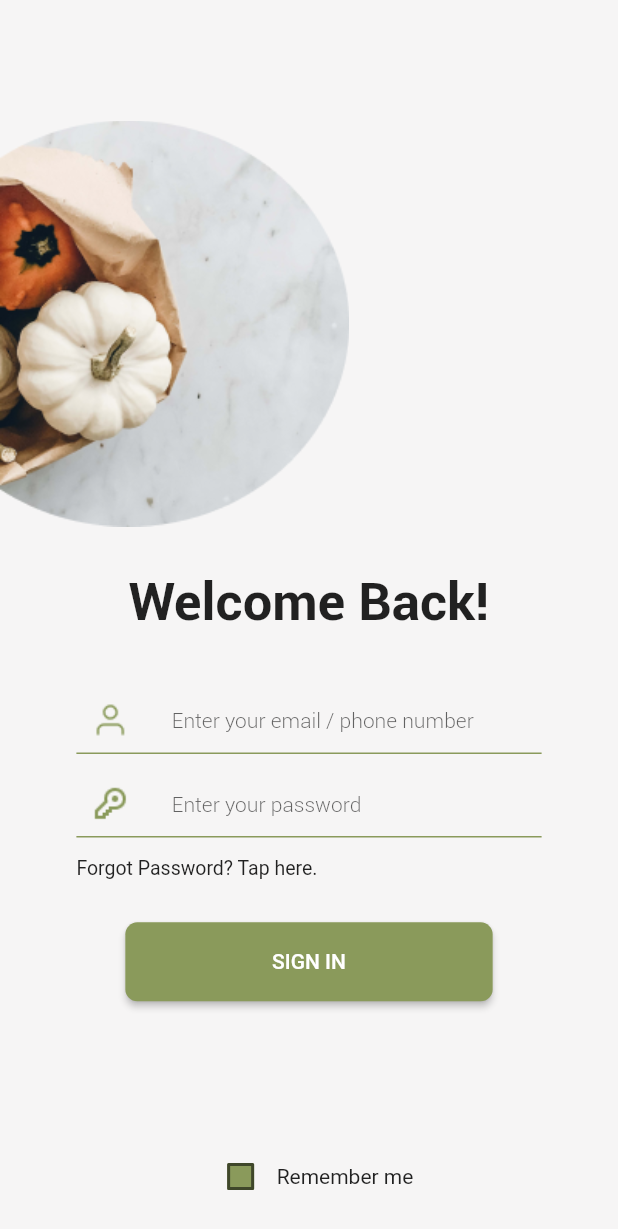
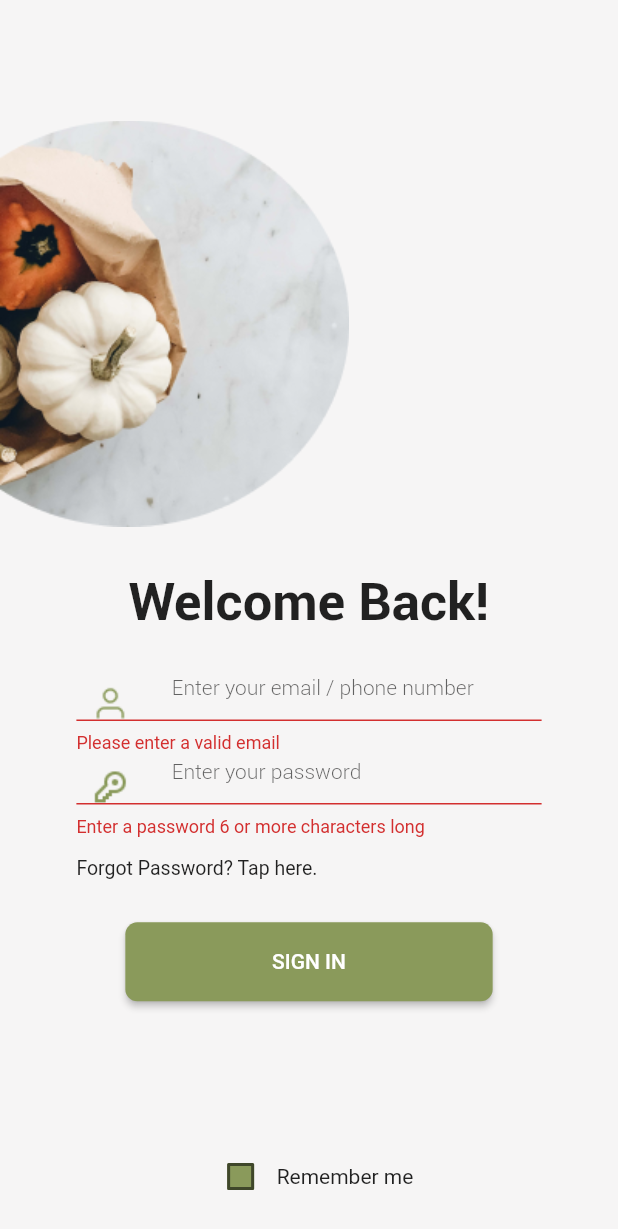
Before and after one commit to JosuX/Repast_Rush, a Flutter app: the SignInPage screen opened directly with empty values, after a tap on "SIGN IN", on a phone screen of 412 x 824 dp. Shown: the top 1229 px of the screen. Run offline on Flutter 3.47's test engine with Material 2 defaults, Android fonts, the phone set to English and light mode, and no system bars; drawn by our look-alikes of auto_size_text; our stand-ins replace firebase_auth, firebase_core, introduction_screen; accounts and stored records are empty.

Commit message:
Finished User Authentication

```diff
--- a/lib/screens/authenticate/IntroPage.dart
+++ b/lib/screens/authenticate/IntroPage.dart
@@ -3,8 +3,6 @@
 import 'package:auto_size_text/auto_size_text.dart';
 import 'package:flutter/material.dart';
 import 'package:introduction_screen/introduction_screen.dart';
-
-import 'package:repast_rush/screens/authenticate/WelcomePage.dart';
 
 class IntroPage extends StatefulWidget {
   final Function toggleView;
--- a/lib/screens/authenticate/SignInPage.dart
+++ b/lib/screens/authenticate/SignInPage.dart
@@ -2,8 +2,7 @@
 
 import 'package:auto_size_text/auto_size_text.dart';
 import 'package:flutter/material.dart';
-import 'package:repast_rush/screens/authenticate/WelcomePage.dart';
-import 'package:repast_rush/screens/home/home.dart';
+import 'package:repast_rush/screens/authenticate/SignUpPage.dart';
 import 'package:repast_rush/services/auth.dart';
 
 class SignInPage extends StatefulWidget {
@@ -16,9 +15,11 @@ class SignInPage extends StatefulWidget {
 
 class _SignInPageState extends State<SignInPage> {
   final AuthService _auth = AuthService();
+  final _formkey = GlobalKey<FormState>();
   bool remember = false;
   String email = "";
   String password = "";
+  String error = "";
 
   @override
   Widget build(BuildContext context) {
@@ -35,6 +36,8 @@ class _SignInPageState extends State<SignInPage> {
       child: Scaffold(
           backgroundColor: Color(0xFFF6F5F5),
           body: SingleChildScrollView(
+            child: Form(
+              key: _formkey,
               child:
                   Column(mainAxisAlignment: MainAxisAlignment.start, children: <
                       Widget>[
@@ -63,7 +66,10 @@ class _SignInPageState extends State<SignInPage> {
                 Container(
                     height: Hrefix * 44,
                     width: Wrefix * 271,
-                  child: TextField(
+                    child: TextFormField(
+                      validator: (value) => value!.isValidEmail()
+                          ? null
+                          : "Please enter a valid email",
                       onChanged: (value) {
                         email = value;
                       },
@@ -87,7 +93,10 @@ class _SignInPageState extends State<SignInPage> {
                 Container(
                     height: Hrefix * 44,
                     width: Wrefix * 271,
-                  child: TextField(
+                    child: TextFormField(
+                      validator: (value) => value!.length < 6
+                          ? 'Enter a password 6 or more characters long'
+                          : null,
                       onChanged: (value) {
                         setState(() {
                           password = value;
@@ -130,7 +139,14 @@ class _SignInPageState extends State<SignInPage> {
                           backgroundColor: MaterialStateProperty.all<Color>(
                               Color(0xff8A9A5B))),
                       onPressed: () async {
-                      await _auth.signInAnon();
+                        if (_formkey.currentState!.validate()) {
+                          dynamic result =
+                              await _auth.loginUser(email, password);
+                          if (result == null) {
+                            setState(() =>
+                                error = "Please fill the required forms.");
+                          }
+                        }
                       },
                       child: AutoSizeText("SIGN IN")),
                 ),
@@ -143,7 +159,8 @@ class _SignInPageState extends State<SignInPage> {
                       children: [
                         Checkbox(
                           activeColor: Color(0xff8A9A5B),
-                        fillColor: MaterialStateProperty.all(Color(0xff8A9A5B)),
+                          fillColor:
+                              MaterialStateProperty.all(Color(0xff8A9A5B)),
                           value: remember,
                           onChanged: (value) {
                             setState(() {
@@ -155,6 +172,7 @@ class _SignInPageState extends State<SignInPage> {
                       ],
                     )),
               ]),
+            ),
           )),
     );
   }
--- a/pubspec.yaml
+++ b/pubspec.yaml
@@ -40,6 +40,7 @@ dependencies:
   auto_size_text: ^3.0.0
   introduction_screen: ^2.1.0
   provider: ^6.0.2
+  carousel_slider: ^4.0.0
 
 dev_dependencies:
   flutter_test:
@@ -70,11 +71,13 @@ flutter:
     - images/Intro3.png
     - images/Intro4.png
     - images/Welcome.png
+    - images/Home_lime.png
     - images/SignIn.png
     - images/icons/user.png
     - images/icons/mail.png
     - images/icons/key.png
     - images/icons/call-phone.png
+    - images/icons/bag.png
     - images/SignUp.png
 
   # An image asset can refer to one or more resolution-specific "variants", see
```
Also changed, not shown: lib/screens/authenticate/SignUpPage.dart (+8 -5 lines), lib/screens/home/food_shops.dart (added, +95 -0 lines), lib/screens/home/home.dart (+4 -11 lines), lib/screens/home/shop_card.dart (added, +29 -0 lines), lib/services/auth.dart (+22 -0 lines), images/Home_lime.png (added), images/icons/bag.png (added), pubspec.lock. Lines whose indentation alone changed are shown as unchanged.
